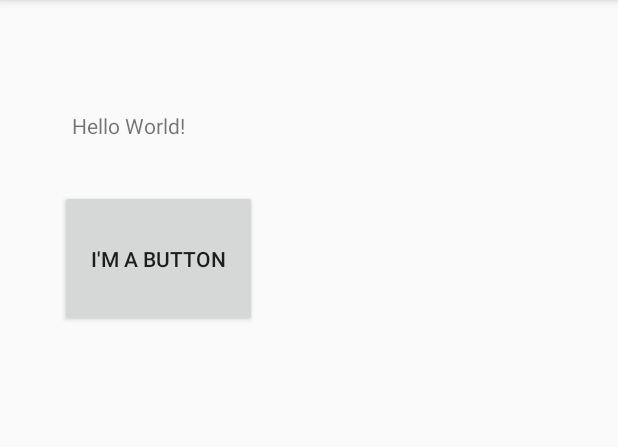
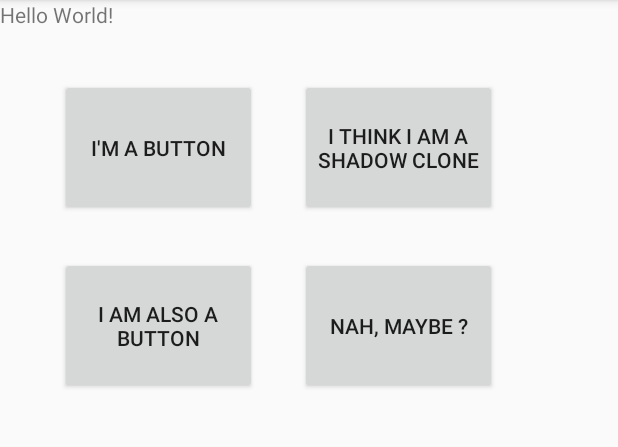
Before and after one commit to Caryourday96/CST2335, an Android app: the screen it shows after launch (StartActivity), on a phone screen of 412 x 824 dp, the part 84-531 px from its top. Run offline under Robolectric (Android 15) with nearby library versions, the phone set to English and light mode, and no system bars.

Commit message:
Initial Commit

```diff
--- a/app/src/main/res/layout/activity_start.xml
+++ b/app/src/main/res/layout/activity_start.xml
@@ -10,13 +10,9 @@
         android:layout_width="91dp"
         android:layout_height="31dp"
         android:text="@string/hello_message"
-        app:layout_constraintBottom_toBottomOf="parent"
-        app:layout_constraintLeft_toLeftOf="parent"
-        app:layout_constraintRight_toRightOf="parent"
-        app:layout_constraintTop_toTopOf="parent"
-        app:layout_constraintHorizontal_bias="0.15"
-        app:layout_constraintVertical_bias="0.1"
-        android:id="@+id/textView" />
+        android:id="@+id/textView"
+        tools:layout_editor_absoluteY="48dp"
+        tools:layout_editor_absoluteX="44dp" />
 
     <Button
         android:id="@+id/button"
@@ -31,5 +27,48 @@
         app:layout_constraintTop_toBottomOf="@+id/textView"
         tools:layout_constraintLeft_creator="1"
         app:layout_constraintLeft_toLeftOf="parent" />
+    <Button
+        android:id="@+id/button1"
+        android:layout_width="131dp"
+        android:layout_height="91dp"
+        android:text="@string/ButtonText1"
+        app:layout_constraintVertical_bias="0.4"
+        app:layout_constraintHorizontal_bias="0.5"
+        tools:layout_constraintTop_creator="1"
+        android:layout_marginStart="40dp"
+        android:layout_marginTop="140dp"
+        app:layout_constraintTop_toBottomOf="@+id/textView"
+        tools:layout_constraintLeft_creator="1"
+        app:layout_constraintLeft_toLeftOf="parent" />
+    <Button
+        android:id="@+id/button3"
+        android:layout_width="131dp"
+        android:layout_height="91dp"
+        android:text="@string/ButtonText3"
+        app:layout_constraintVertical_bias="0.4"
+        app:layout_constraintHorizontal_bias="0.5"
+        tools:layout_constraintTop_creator="1"
+        android:layout_marginStart="200dp"
+        android:layout_marginTop="140dp"
+        app:layout_constraintTop_toBottomOf="@+id/textView"
+        tools:layout_constraintLeft_creator="1"
+        app:layout_constraintLeft_toLeftOf="parent" />
+
+    <Button
+        android:id="@+id/button2"
+        android:layout_width="131dp"
+        android:layout_height="91dp"
+        android:text="@string/ButtonText2"
+        app:layout_constraintVertical_bias="0.4"
+        app:layout_constraintHorizontal_bias="0.5"
+        tools:layout_constraintTop_creator="1"
+        android:layout_marginStart="200dp"
+        android:layout_marginTop="21dp"
+        app:layout_constraintTop_toBottomOf="@+id/textView"
+        tools:layout_constraintLeft_creator="1"
+        app:layout_constraintLeft_toLeftOf="parent" />
+
+
+
 
 </android.support.constraint.ConstraintLayout>
--- a/app/src/main/res/values/strings.xml
+++ b/app/src/main/res/values/strings.xml
@@ -2,4 +2,7 @@
     <string name="app_name">Lab1</string>
     <string name="hello_message">Hello World!</string>
     <string name="ButtonText">I\'m a button</string>
+    <string name="ButtonText1">I am also a button</string>
+    <string name="ButtonText2">I think I am a Shadow Clone</string>
+    <string name="ButtonText3">Nah, Maybe ?</string>
 </resources>
--- a/build.gradle
+++ b/build.gradle
@@ -5,7 +5,7 @@ buildscript {
         jcenter()
     }
     dependencies {
-        classpath 'com.android.tools.build:gradle:2.3.1'
+        classpath 'com.android.tools.build:gradle:2.3.3'
 
         // NOTE: Do not place your application dependencies here; they belong
         // in the individual module build.gradle files
```
Also changed, not shown: 1 other file.
